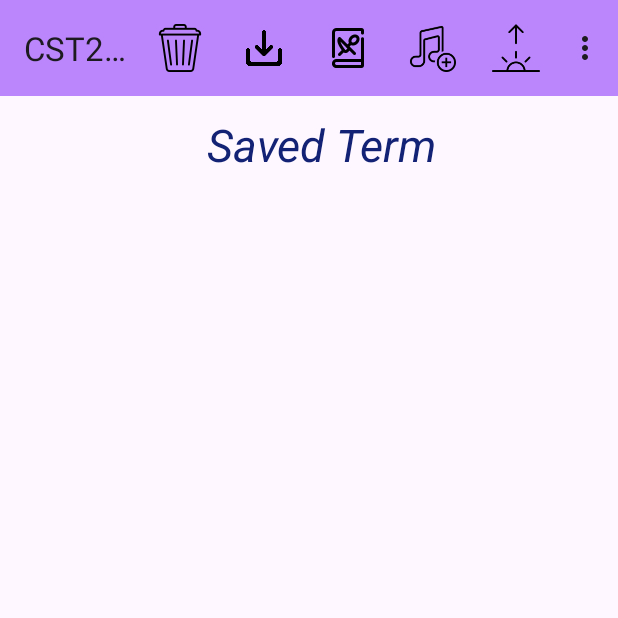
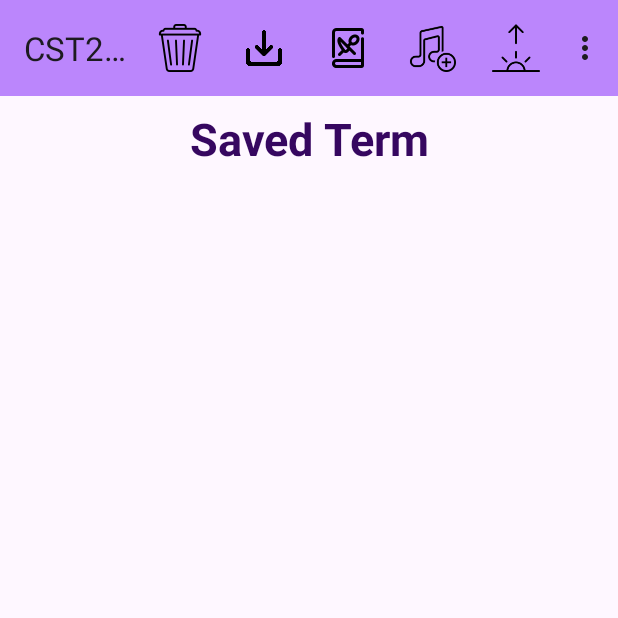
Before and after one commit to ricktang1992/CST2335Final, an Android app: the SearchSaved screen opened directly, with no data from a screen before it, on a phone screen of 412 x 824 dp, the top half of it. Run offline under Robolectric (Android 15) with nearby library versions, the phone set to English and light mode, and no system bars; our stand-ins replace Room's generated code, Volley.

Commit message:
color adjust

```diff
--- a/app/src/main/res/layout/search_message.xml
+++ b/app/src/main/res/layout/search_message.xml
@@ -32,7 +32,7 @@
         android:layout_width="46dp"
         android:layout_height="41dp"
         android:layout_marginStart="8dp"
-        android:layout_marginTop="48dp"
+        android:layout_marginTop="30dp"
         app:layout_constraintStart_toStartOf="parent"
         app:layout_constraintTop_toTopOf="parent"
         app:srcCompat="@drawable/naruto" />
--- a/app/src/main/res/layout/search_saved.xml
+++ b/app/src/main/res/layout/search_saved.xml
@@ -1,7 +1,6 @@
 <?xml version="1.0" encoding="utf-8"?>
 <androidx.constraintlayout.widget.ConstraintLayout xmlns:android="http://schemas.android.com/apk/res/android"
     xmlns:app="http://schemas.android.com/apk/res-auto"
-    xmlns:tools="http://schemas.android.com/tools"
     android:layout_width="match_parent"
     android:layout_height="match_parent">
 
@@ -9,13 +8,12 @@
         android:id="@+id/yuxingtextView2"
         android:layout_width="match_parent"
         android:layout_height="wrap_content"
-        android:layout_marginStart="16dp"
-        android:layout_marginTop="12dp"
         android:text="@string/yxSave_name"
         android:textAlignment="center"
-        android:textSize="30dp"
-        android:textStyle="italic"
+        android:layout_marginTop="8dp"
         android:textColor="@color/title"
+        android:textSize="30sp"
+        android:textStyle="bold"
         app:layout_constraintStart_toStartOf="parent"
         app:layout_constraintTop_toBottomOf="@+id/yuxingtoolbar2" />
 
--- a/app/src/main/res/values/colors.xml
+++ b/app/src/main/res/values/colors.xml
@@ -6,7 +6,7 @@
     <color name="my_text">#3E3E3E</color>
     <color name="black">#FF000000</color>
     <color name="white">#FFFFFFFF</color>
-    <color name="title">#132275</color>
+    <color name="title">#360760</color>
 
     <!-- Text color. -->
 </resources>
```
